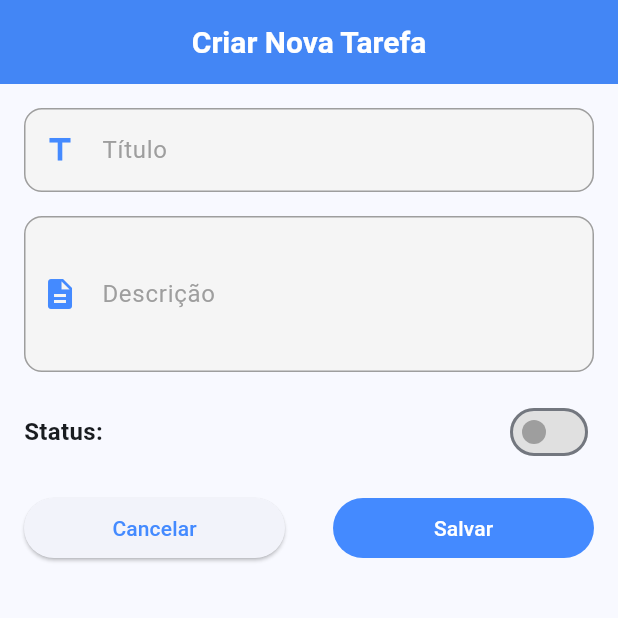
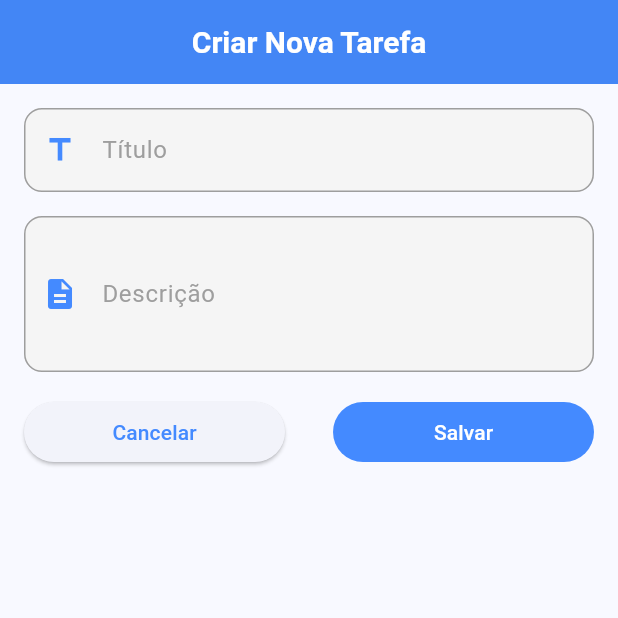
Before and after one commit to leandrorochaadm/gerenciador_tarefas, a Flutter app: the screen it shows after launch, after a tap on the "add" icon, on a phone screen of 412 x 824 dp, the top half of it. Run offline on Flutter 3.47's test engine with Material 3 defaults, Android fonts, the phone set to English and light mode, and no system bars; our stand-ins replace get_it, shared_preferences.

Commit message:
remove option update status CreateOrEditTodoPage

```diff
--- a/lib/presentation/pages/create_or_edit_todo_page.dart
+++ b/lib/presentation/pages/create_or_edit_todo_page.dart
@@ -119,25 +119,6 @@ class CreateOrEditTodoPage extends StatelessWidget {
                 ),
                 const SizedBox(height: 16),
                 Row(
-                  mainAxisAlignment: MainAxisAlignment.spaceBetween,
-                  children: [
-                    const Text(
-                      'Status:',
-                      style:
-                          TextStyle(fontSize: 16, fontWeight: FontWeight.bold),
-                    ),
-                    Switch.adaptive(
-                      value: formState.isDone,
-                      onChanged: controller.toggleIsDone,
-                      activeColor: Colors.blue,
-                      activeTrackColor: Colors.blueAccent,
-                      inactiveThumbColor: Colors.grey,
-                      inactiveTrackColor: Colors.grey[300],
-                    ),
-                  ],
-                ),
-                const SizedBox(height: 16),
-                Row(
                   mainAxisAlignment: MainAxisAlignment.spaceAround,
                   children: [
                     Expanded(
```
